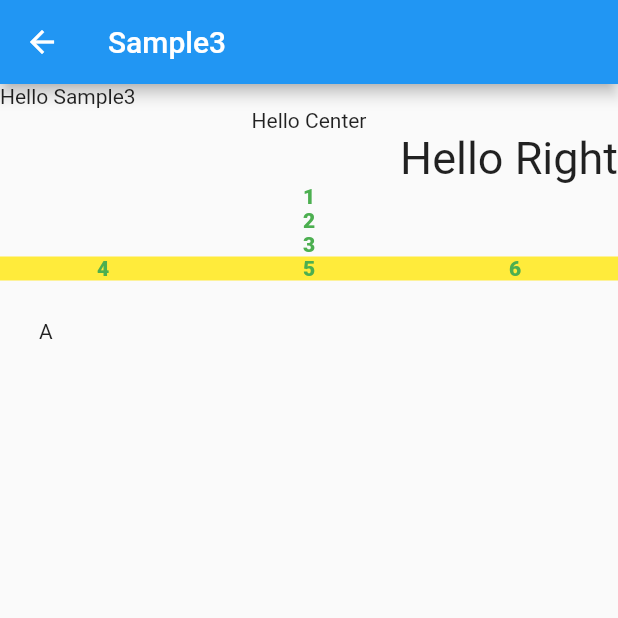
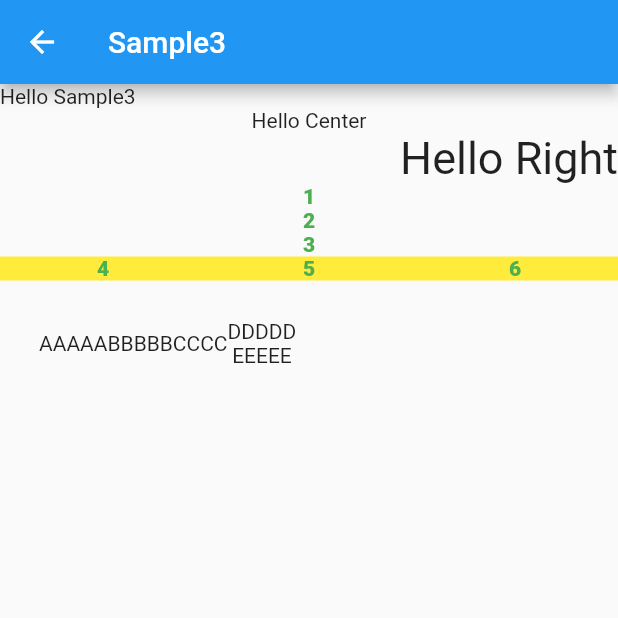
Before and after one commit to ise-208/sample-inspection, a Flutter app: the SamplePage3 screen opened directly, on a phone screen of 412 x 824 dp, the top half of it. Run offline on Flutter 3.47's test engine with Material 2 defaults, Android fonts, the phone set to English and light mode, and no system bars.

Commit message:
containerの追加

```diff
--- a/lib/presentation/sample_page3.dart
+++ b/lib/presentation/sample_page3.dart
@@ -70,8 +70,21 @@ Widget _widgetArea() {
     child: Row(
       children: <Widget>[
         Container(
-          child: Text("A"),
+          child: Text("AAAAA"),
         ),
+        Container(
+          child: Text("BBBBB"),
+        ),
+        Container(
+          child: Text("CCCC"),
+        ),
+        Container(
+            child: Column(
+          children: [
+            Text("DDDDD"),
+            Text("EEEEE"),
+          ],
+        ))
       ],
     ),
   );
```
